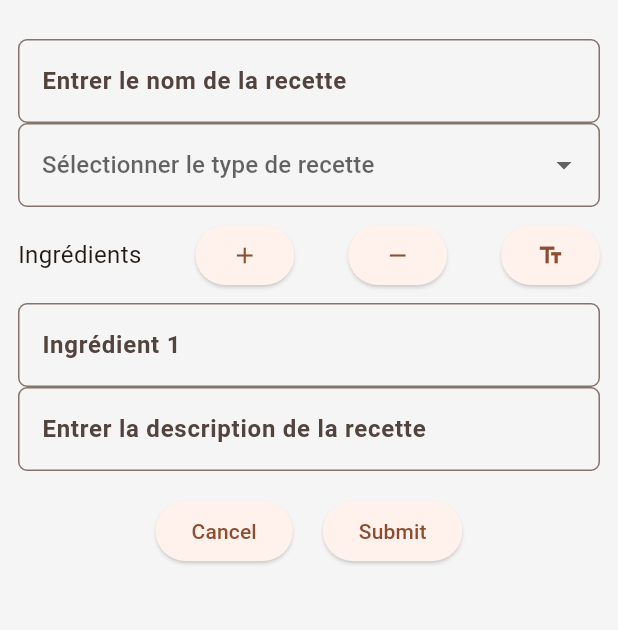
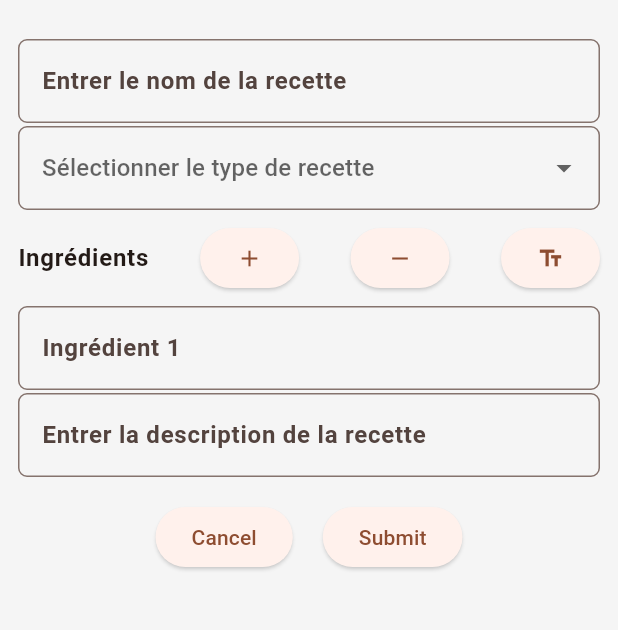
Before and after one commit to Boudiz/recipes, a Flutter app: the FormRecipeApp screen opened directly, on a phone screen of 412 x 824 dp, the part 63-693 px from its top. Run offline on Flutter 3.47's test engine with Material 3 defaults, Android fonts, the phone set to English and light mode, and no system bars; our stand-ins replace shared_preferences, sqflite, tuple, wakelock_plus; accounts and stored records are empty.

Commit message:
Adding some divider, and sizedBox

```diff
--- a/lib/add_recipe_form.dart
+++ b/lib/add_recipe_form.dart
@@ -52,6 +52,12 @@ class _FormRecipeState extends State<FormRecipe> {
       decoration: inputDecoration(hintText: 'Ingrédient 1'),
       textInputAction: TextInputAction.next,
       controller: _ingredientController[0],
+      validator: (value) {
+        if (value == null || value.isEmpty) {
+          return TextConstants.ingredientValidator;
+        }
+        return null;
+      },
     )
   ];
 
@@ -141,6 +147,7 @@ class _FormRecipeState extends State<FormRecipe> {
                 textInputAction: TextInputAction.next,
                 controller: _nameController,
               ),
+              SizedBox(height: 2),
               RecipeTypeSelector(
                 onSelectedValueChanged: _onRecipeTypeSelected,
                 initalValue: _selectedRecipeType,
@@ -149,7 +156,10 @@ class _FormRecipeState extends State<FormRecipe> {
               Row(
                 mainAxisAlignment: MainAxisAlignment.spaceBetween,
                 children: [
-                  Text("${TextConstants.ingredient}s"),
+                  Text(
+                    "${TextConstants.ingredient}s",
+                    style: Theme.of(context).textTheme.labelSmall,
+                  ),
                   ElevatedButton(
                     onPressed: _addIngredientField,
                     child: Icon(Icons.add),
@@ -193,7 +203,14 @@ class _FormRecipeState extends State<FormRecipe> {
                 shrinkWrap: true,
                 physics: const NeverScrollableScrollPhysics(),
                 itemCount: _ingredientFields.length,
-                itemBuilder: (context, index) => _ingredientFields[index],
+                itemBuilder: (context, index) {
+                  return Column(
+                    children: [
+                      _ingredientFields[index],
+                      const SizedBox(height: 2)
+                    ],
+                  );
+                },
               ),
               TextFormField(
                 decoration: inputDecoration(
```
Also changed, not shown: lib/style/themes.dart (+16 -3 lines), lib/sync_page.dart (+23 -12 lines).
